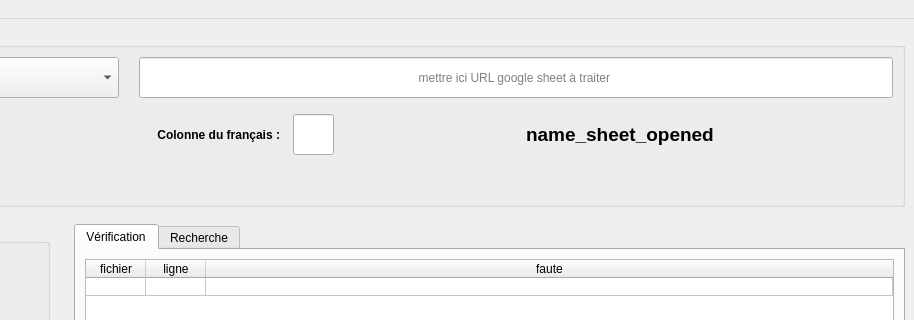
Before: the Qt Designer form qt/mainwindow/mainwindow.ui in Silous888/RawTextCheck, drawn with Qt 5; both pictures show x 279 to 1193 and y 0 to 320 of the 1193 by 858 pixel window.
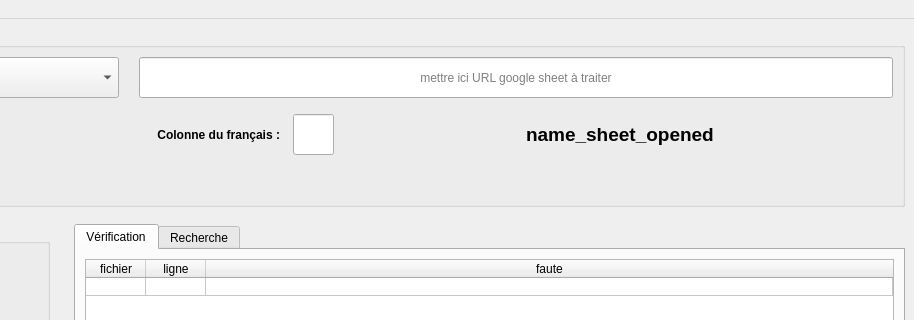
After: the same form once the commit is applied. Icons and pictures are not drawn.

The edit to the form file:
```diff
--- a/qt/mainwindow/mainwindow.ui
+++ b/qt/mainwindow/mainwindow.ui
@@ -108,7 +108,7 @@
                 <set>Qt::AlignCenter</set>
                </property>
                <property name="placeholderText">
-                <string>mettre ici URL google sheet à traiter </string>
+                <string>mettre ici URL google sheet à traiter</string>
                </property>
               </widget>
              </item>
```
